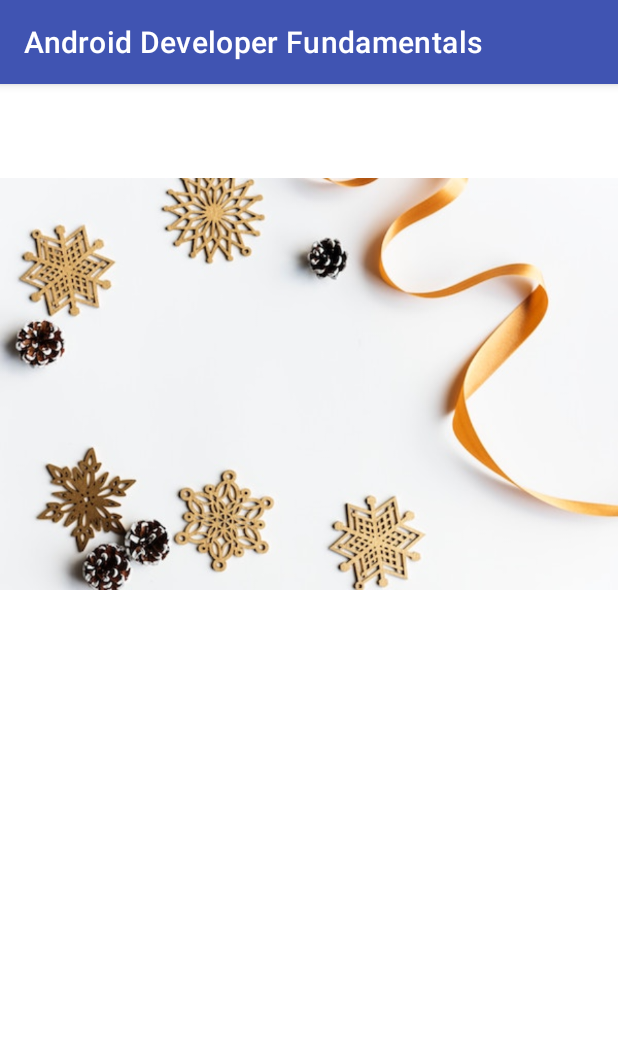
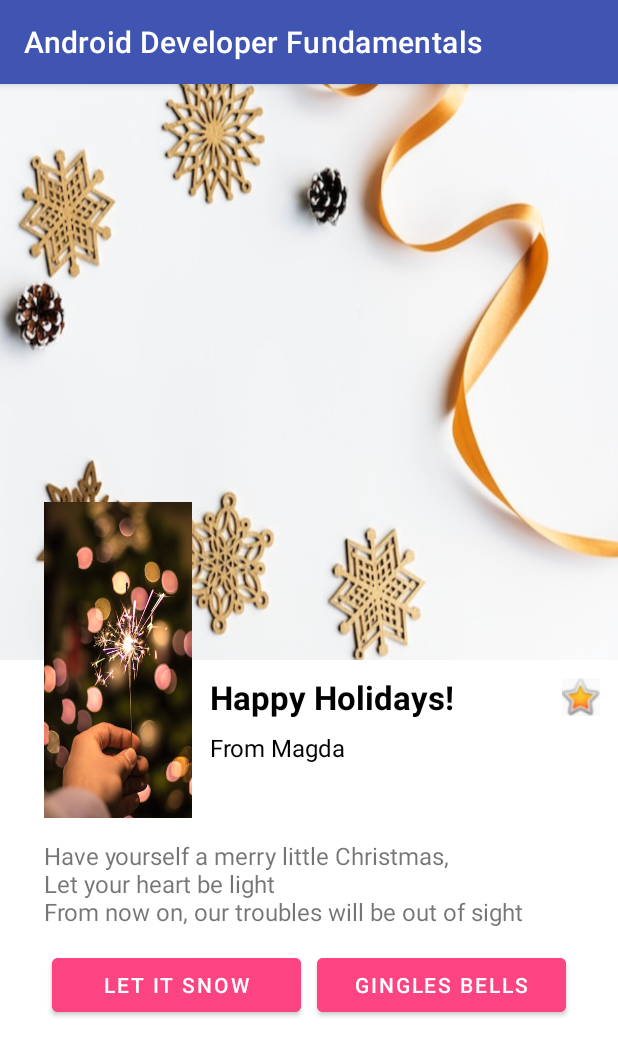
Before and after one commit to alexxmanea/atelierul_digital, an Android app: the screen it shows after launch (MainActivity), on a phone screen of 412 x 824 dp. Shown: the top 1056 px of the screen. Run offline under Robolectric (Android 15) with nearby library versions, the phone set to English and light mode, and no system bars.

Commit message:
Challenge 3 - completed
ConstraintLayout

```diff
--- a/app/src/main/java/com/atelierul_digital/MainActivity.java
+++ b/app/src/main/java/com/atelierul_digital/MainActivity.java
@@ -1,8 +1,8 @@
 package com.atelierul_digital;
 
+import android.os.Bundle;
+
 import androidx.appcompat.app.AppCompatActivity;
-
-import android.os.Bundle;
 
 public class MainActivity extends AppCompatActivity {
 
--- a/app/src/main/res/layout/activity_main.xml
+++ b/app/src/main/res/layout/activity_main.xml
@@ -1,15 +1,127 @@
 <?xml version="1.0" encoding="utf-8"?>
 <androidx.constraintlayout.widget.ConstraintLayout xmlns:android="http://schemas.android.com/apk/res/android"
+    xmlns:app="http://schemas.android.com/apk/res-auto"
     xmlns:tools="http://schemas.android.com/tools"
     android:layout_width="match_parent"
     android:layout_height="match_parent"
-    xmlns:app="http://schemas.android.com/apk/res-auto"
     tools:context=".MainActivity">
 
     <ImageView
+        android:id="@+id/top_image"
+        android:layout_width="match_parent"
+        android:layout_height="0dp"
+        android:adjustViewBounds="true"
+        android:scaleType="fitXY"
         android:src="@drawable/first"
+        app:layout_constraintBottom_toTopOf="@+id/bottom_textview"
+        app:layout_constraintTop_toTopOf="parent"
+        app:layout_constraintVertical_chainStyle="spread_inside" />
+
+    <TextView
+        android:id="@+id/bottom_textview"
+        android:layout_width="match_parent"
+        android:layout_height="0dp"
+        android:background="#ffffff"
+        app:layout_constraintBottom_toBottomOf="parent"
+        app:layout_constraintTop_toBottomOf="@+id/top_image" />
+
+    <ImageView
+        android:id="@+id/middle_image"
+        android:layout_width="0dp"
+        android:layout_height="0dp"
+        android:adjustViewBounds="true"
+        android:paddingLeft="29dp"
+        android:scaleType="fitXY"
+        android:src="@drawable/second"
+        app:layout_constraintBottom_toBottomOf="parent"
+        app:layout_constraintHeight_percent="0.275"
+        app:layout_constraintLeft_toLeftOf="parent"
+        app:layout_constraintLeft_toRightOf="parent"
+        app:layout_constraintTop_toTopOf="parent"
+        app:layout_constraintWidth_percent="0.31" />
+
+    <TextView
+        android:id="@+id/textview_1"
+        android:layout_width="wrap_content"
+        android:layout_height="wrap_content"
+        android:paddingLeft="12dp"
+        android:paddingTop="10dp"
+        android:text="Happy Holidays!"
+        android:textColor="#000000"
+        android:textSize="22sp"
+        android:textStyle="bold"
+        app:layout_constraintLeft_toRightOf="@id/middle_image"
+        app:layout_constraintTop_toBottomOf="@+id/top_image" />
+
+    <TextView
+        android:id="@+id/textview_2"
+        android:layout_width="wrap_content"
+        android:layout_height="wrap_content"
+        android:paddingLeft="12dp"
+        android:paddingTop="8dp"
+        android:text="From Magda"
+        android:textColor="#000000"
+        android:textSize="16sp"
+        app:layout_constraintLeft_toLeftOf="@id/textview_1"
+        app:layout_constraintTop_toBottomOf="@+id/textview_1" />
+
+    <TextView
+        android:id="@+id/textview_3"
+        android:layout_width="wrap_content"
+        android:layout_height="wrap_content"
+        android:paddingLeft="29dp"
+        android:paddingTop="14dp"
+        android:paddingBottom="14dp"
+        android:text="Have yourself a merry little Christmas,\nLet your heart be light\nFrom now on, our troubles will be out of sight"
+        android:textSize="16sp"
+        app:layout_constraintLeft_toLeftOf="@id/middle_image"
+        app:layout_constraintTop_toBottomOf="@id/middle_image" />
+
+
+    <androidx.constraintlayout.widget.ConstraintLayout
         android:layout_width="match_parent"
         android:layout_height="wrap_content"
-        app:layout_constraintTop_toTopOf="parent"
-        />
+        android:paddingLeft="29dp"
+        android:paddingRight="29dp"
+        app:layout_constraintLeft_toLeftOf="parent"
+        app:layout_constraintRight_toRightOf="parent"
+        app:layout_constraintTop_toBottomOf="@id/textview_3">
+
+        <Button
+            android:id="@+id/letItSnow_button"
+            android:layout_width="0dp"
+            android:layout_height="wrap_content"
+            android:layout_margin="5dp"
+            android:backgroundTint="#fc4482"
+            android:text="LET IT SNOW"
+            android:textColor="#ffffff"
+            app:layout_constraintBottom_toBottomOf="parent"
+            app:layout_constraintHorizontal_chainStyle="spread"
+            app:layout_constraintLeft_toLeftOf="parent"
+            app:layout_constraintRight_toLeftOf="@id/ginglesBells_button" />
+
+        <Button
+            android:id="@+id/ginglesBells_button"
+            android:layout_width="0dp"
+            android:layout_height="wrap_content"
+            android:layout_margin="5dp"
+            android:backgroundTint="#fc4482"
+            android:text="GINGLES BELLS"
+            android:textColor="#ffffff"
+            app:layout_constraintBottom_toBottomOf="parent"
+            app:layout_constraintLeft_toRightOf="@id/letItSnow_button"
+            app:layout_constraintRight_toRightOf="parent" />
+    </androidx.constraintlayout.widget.ConstraintLayout>
+
+    <ImageView
+        android:id="@+id/star"
+        android:layout_width="wrap_content"
+        android:layout_height="wrap_content"
+        android:adjustViewBounds="true"
+        android:paddingTop="12dp"
+        android:paddingRight="12dp"
+        android:scaleType="fitXY"
+        android:src="@drawable/third"
+        app:layout_constraintRight_toRightOf="parent"
+        app:layout_constraintTop_toBottomOf="@id/top_image" />
 </androidx.constraintlayout.widget.ConstraintLayout>
```
Also changed, not shown: app/src/main/res/drawable/third.png (added).
